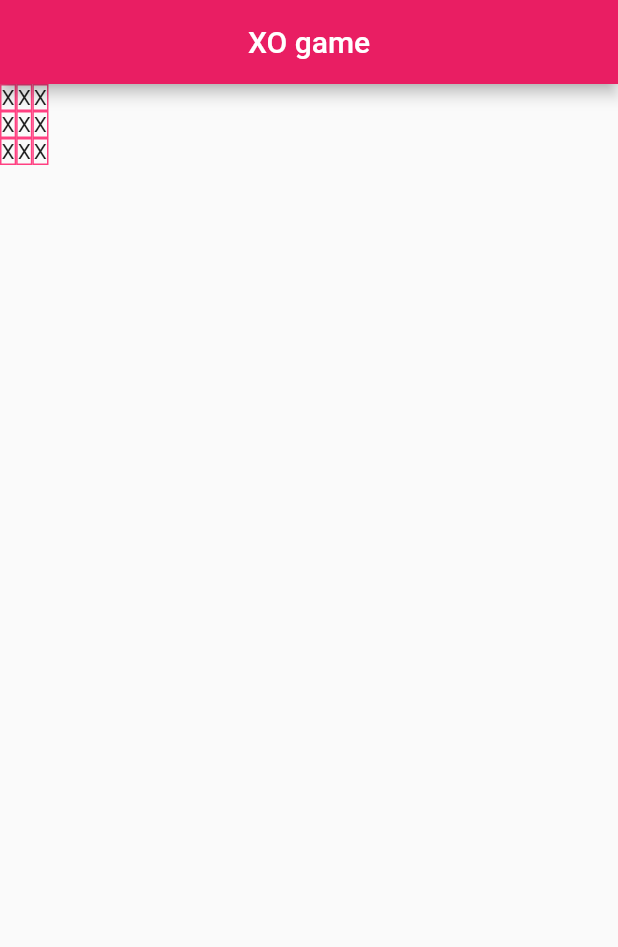
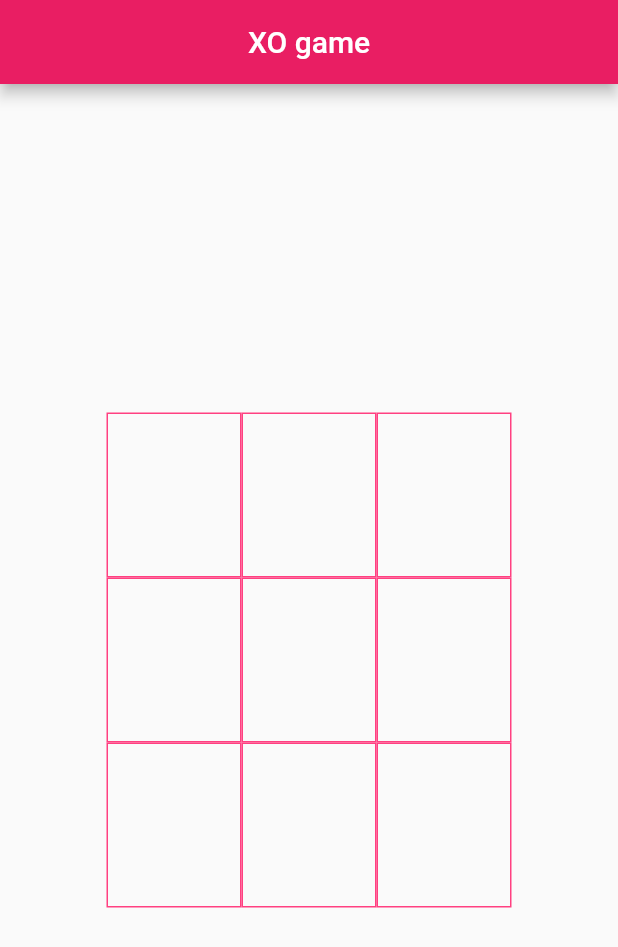
Before and after one commit to Djameleddine21/XO-game, a Flutter app: the screen it shows after launch, on a phone screen of 412 x 824 dp. Shown: the top 947 px of the screen. Run offline on Flutter 3.47's test engine with Material 2 defaults, Android fonts, the phone set to English and light mode, and no system bars.

Commit message:
add the input(X or O),TO DO logique of control

```diff
--- a/lib/main.dart
+++ b/lib/main.dart
@@ -1,20 +1,16 @@
 import 'package:flutter/material.dart';
 
 void main() {
-  runApp(App());
-}
-
-class App extends StatelessWidget {
-  @override
-  Widget build(BuildContext context) {
-    return MaterialApp(
-      title: 'Xo game',
+  runApp(
+      MaterialApp(
+        title: 'XO game',
         theme: ThemeData(
           primaryColor: Colors.pink,
         ),
+        debugShowCheckedModeBanner: false,
         home: HomePage(),
+      )
   );
-  }
 }
 
 class HomePage extends StatefulWidget {
@@ -23,24 +19,61 @@ class HomePage extends StatefulWidget {
 }
 
 class _HomaPageState extends State<HomePage> {
+
+  var _scaffolkey = new GlobalKey<ScaffoldState>();
+  List<List> _matrix ;
+  String _lastchar = 'o' ;
+
+  // initilialiser la matrice
+  _HomaPageState(){
+    _initMatrix();
+  }
+
+  _initMatrix(){
+  _matrix = List<List>(3);
+  for(var i=0;i<3;i++){
+      _matrix[i]= List(3);
+      for(var j=0;j<3;j++){
+        _matrix[i][j] = ' ';
+      }
+    }
+  }
+
   @override
   Widget build(BuildContext context) {
     return Scaffold(
+      key: _scaffolkey,
       appBar: AppBar(
         title: Text("XO game"),
         centerTitle: true,
       ),
       body: Center(
         child: Column(
+          mainAxisAlignment: MainAxisAlignment.center,
           children: <Widget>[
             Row(
-              children: <Widget>[_buildelement(),_buildelement(), _buildelement()],
+              mainAxisSize: MainAxisSize.min,
+              children: <Widget>[
+                _buildelement(0,0),
+                _buildelement(0,1),
+                _buildelement(0,2)
+              ],
             ),
             Row(
-              children: <Widget>[_buildelement(), _buildelement(), _buildelement()],
+              mainAxisSize: MainAxisSize.min,
+              children: <Widget>[
+                _buildelement(1,0),
+                _buildelement(1,1),
+                _buildelement(1,2)
+              ],
             ),
             Row(
-              children: <Widget>[_buildelement(), _buildelement(), _buildelement()],
+              mainAxisSize: MainAxisSize.min,
+              children: <Widget>[
+                _buildelement(2,0),
+                _buildelement(2,1),
+                _buildelement(2,2)
+              ],
             )
           ],
         ),
@@ -48,16 +81,51 @@ class _HomaPageState extends State<HomePage> {
     );
   }
 
-  _buildelement(){
-    return Container(
+  _buildelement(int i,int j) {
+    return GestureDetector(
+      onTap: () {
+        setState(() {
+         if (_lastchar=='x') _matrix[i][j] = '0';
+        else _matrix[i][j] = 'x';
+        _lastchar = _matrix[i][j];
+        });
+        _checkwinner(i,j);
+      },
+      child: Container(
+        width: 90.0,
         decoration: BoxDecoration(
           shape: BoxShape.rectangle,
-        border: Border.all(
-          color: Colors.pinkAccent
+          border: Border.all(color: Colors.pinkAccent),
         ),
+        child: Center(
+          child: Text(
+          _matrix[i][j],
+          style: TextStyle(fontSize: 92.0),
         ),
-      child: Text('X'),
+        )
+      ),
     );
   }
 
+  _checkwinner(int i,int j){
+    var col =0,row=0,diag=0,rdiag=0;
+    var n=_matrix.length - 1;
+    var player = _matrix[i][j];
+    for (int k=0 ; k<_matrix.length;k++){
+      if(_matrix[i][k]==player) col++;
+      if(_matrix[k][j]==player) row++;
+      if(_matrix[k][k]==player) diag++;
+      if(_matrix[k][n-k]==player) col++;
     }
+    if (row==n+1 || col==n+1 || diag==n+1 || rdiag==n+1){
+      var snackBar = SnackBar(
+        backgroundColor: Colors.greenAccent,
+        duration: Duration(seconds: 3),
+        content: Center(child: Text("$player is the Winner")),
+      );
+      _scaffolkey.currentState.showSnackBar(snackBar);
+      _initMatrix();
+    }
+  }
+
+}
```
Lines whose indentation alone changed are shown as unchanged.
